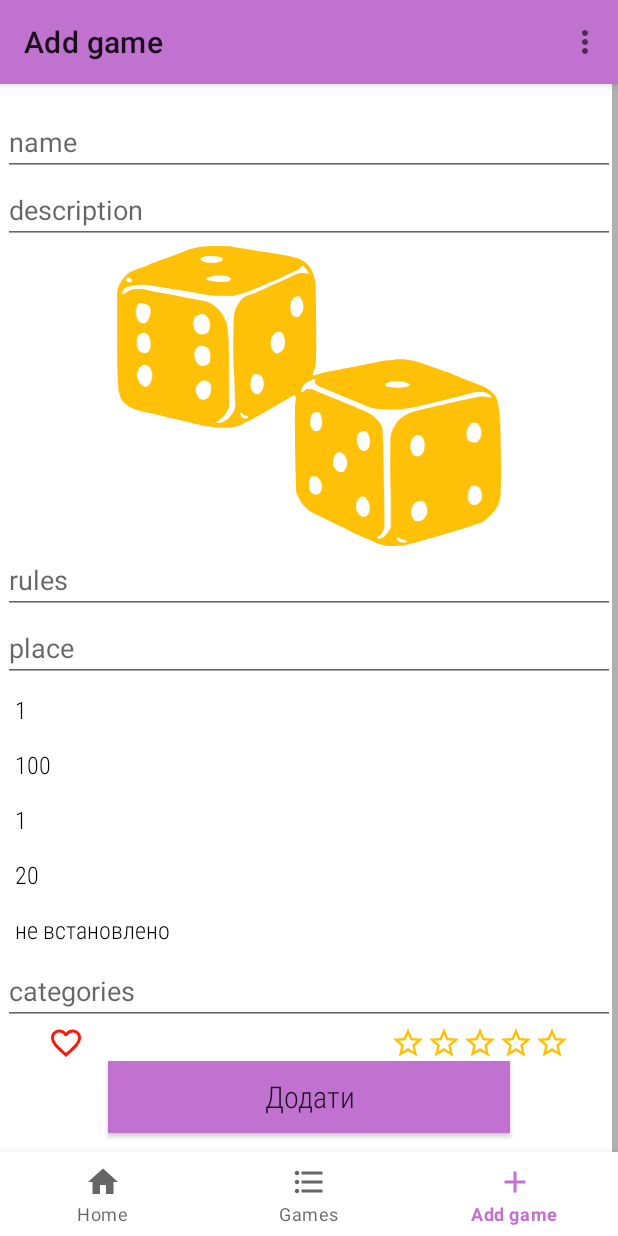
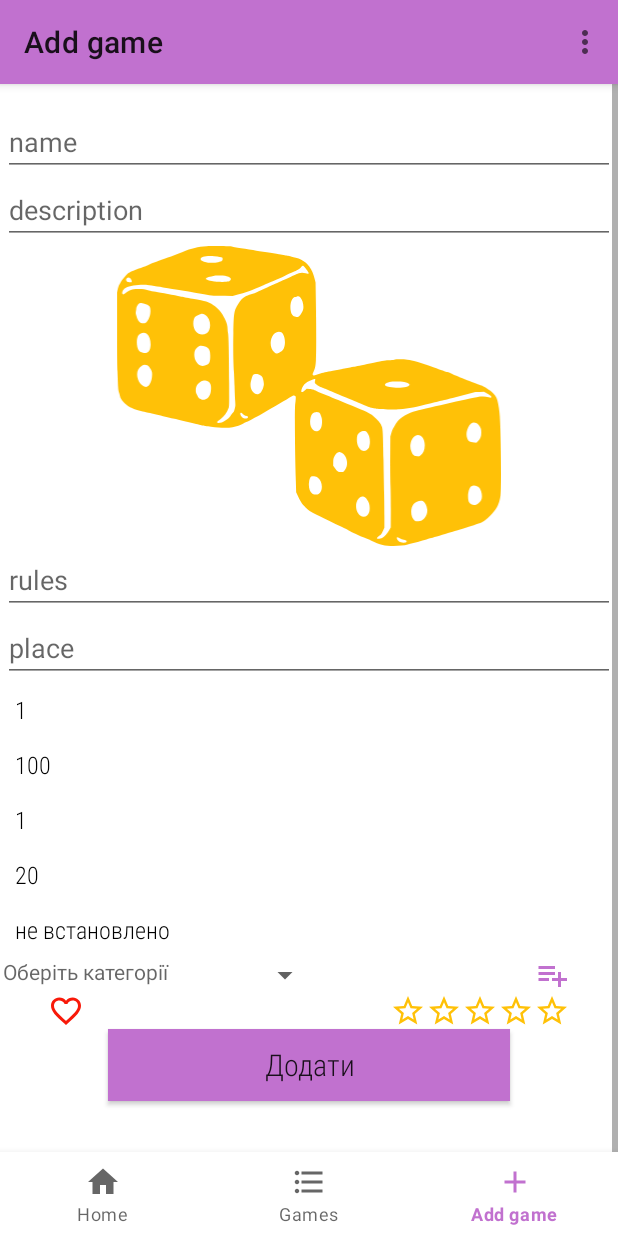
Before and after one commit to Irama03/MyBoardGames, an Android app: the screen it shows after launch (MainActivity), item 3 of the bottom bar chosen, on a phone screen of 412 x 824 dp. Run offline under Robolectric (Android 15) with nearby library versions, the phone set to English and light mode, and no system bars; our stand-ins replace navigation-ui; libraries missing offline, so code that uses them is left out: com.github.thunder413.datetimeutils; 12 statements that could not run were skipped.

Commit message:
Normal adding categories to games implemented. Start of implementing AddCategoryDialog

```diff
--- a/app/src/main/java/com/example/myboardgames/Game.java
+++ b/app/src/main/java/com/example/myboardgames/Game.java
@@ -223,7 +223,7 @@ public class Game implements Serializable {
                 "\nНайменша кількість гравців: "+ smallestQuantOfPlayers +
                 "\nНайбільша кількість гравців: "+ biggestQuantOfPlayers +
                 "\nПриблизний час гри: " + playingTime +
-                "\nКатегорії: " + categories + "\nКількість балів: " + quantOfPoints +
+                "\nКатегорії: " + getCategoriesToString() + "\nКількість балів: " + quantOfPoints +
                 "\nСкільки разів гру обирали: " + quantOfTimesBeingChosen +
                 "\nЧи є улюбленою: " + isFavorite +
                 "\nДата додання: " + (dateOfLastChoosing == null ? "no date" : DateTimeUtils.formatWithStyle(dateOfAdding, DateTimeStyle.LONG)) +
--- a/app/src/main/java/com/example/myboardgames/GamesProcessor.java
+++ b/app/src/main/java/com/example/myboardgames/GamesProcessor.java
@@ -1,25 +1,20 @@
 package com.example.myboardgames;
 
 import android.content.Context;
-import android.widget.ArrayAdapter;
 import android.widget.Toast;
 
 import com.github.thunder413.datetimeutils.DateTimeUnits;
 import com.github.thunder413.datetimeutils.DateTimeUtils;
 
 import java.util.ArrayList;
+import java.util.Arrays;
 import java.util.Comparator;
-import java.util.Date;
 import java.util.List;
 
 public class GamesProcessor {
 
     private static List<Game> games;
     private static List<String> categories;
-
-    public GamesProcessor(){
-        //games = new ArrayList<Game>();
-    }
 
     public static List<Game> getGames() {
         return games;
@@ -33,15 +28,13 @@ public class GamesProcessor {
         return games != null;
     }
 
+    public static boolean categoriesAreLoaded(){
+        return categories != null;
+    }
+
     public static void loadGames(Context context){
-        games = JSONHelper.importFromJSON(context);
+        games = JSONHelper.importGamesFromJSON(context);
         if(games != null){
-            //adapter = new ArrayAdapter<>(this, android.R.layout.simple_list_item_1, games);
-            //listView.setAdapter(adapter);
-            //TODO: write normal solution of categories
-            categories = new ArrayList<>();
-            categories.add(games.get(0).getCategories().get(0));
-            categories.add(games.get(1).getCategories().get(0));
             Toast.makeText(context, "Дані відновлено", Toast.LENGTH_LONG).show();
         }
         else{
@@ -49,8 +42,25 @@ public class GamesProcessor {
         }
     }
 
+    public static void loadCategories(Context context){
+        categories = JSONHelper.importCategoriesFromJSON(context);
+        if(categories != null){
+            Toast.makeText(context, "Категорії відновлено", Toast.LENGTH_LONG).show();
+            if (categories.size() == 0) {
+                categories.addAll(Arrays.asList(context.getResources().getStringArray(R.array.start_categories)));
+                saveCategories(context);
+            }
+        }
+        else{
+            categories = new ArrayList<>();
+            categories.addAll(Arrays.asList(context.getResources().getStringArray(R.array.start_categories)));
+            saveCategories(context);
+            Toast.makeText(context, "Встановлено дефолтні категорії", Toast.LENGTH_LONG).show();
+        }
+    }
+
     public static boolean saveGames(Context context){
-        boolean result = JSONHelper.exportToJSON(context, GamesProcessor.getGames());
+        boolean result = JSONHelper.exportGamesToJSON(context, getGames());
         if(result){
             Toast.makeText(context, "Дані збережено", Toast.LENGTH_LONG).show();
             return true;
@@ -59,6 +69,13 @@ public class GamesProcessor {
             Toast.makeText(context, "Не вдалося зберегти дані", Toast.LENGTH_LONG).show();
             return false;
         }
+    }
+
+    public static void saveCategories(Context context){
+        boolean result = JSONHelper.exportCategoriesToJSON(context, getCategories());
+        if(result)
+            Toast.makeText(context, "Категорії збережено", Toast.LENGTH_LONG).show();
+        else Toast.makeText(context, "Не вдалося зберегти категорії", Toast.LENGTH_LONG).show();
     }
 
     public static void sortGames(List<Game> games, SortType type) {
--- a/app/src/main/java/com/example/myboardgames/JSONHelper.java
+++ b/app/src/main/java/com/example/myboardgames/JSONHelper.java
@@ -10,20 +10,18 @@ import java.util.List;
 
 public class JSONHelper {
 
-    //private static final String FILE_NAME = "data.json";
-    private static final String FILE_NAME = "games.json";
+    /*private static final String FILE_GAMES_NAME = "games.json";
+    private static final String FILE_CATEGORIES_NAME = "categories.json";
 
-    public static boolean exportToJSON(Context context, List<Game> dataList) {
-
+    private static boolean exportObjectsToJSON(Context context, List<Object> dataList, GameItems dataItems, String fileName) {
         Gson gson = new Gson();
-        DataItems dataItems = new DataItems();
-        dataItems.setGames(dataList);
+        dataItems.setItems(dataList);
         String jsonString = gson.toJson(dataItems);
 
         FileOutputStream fileOutputStream = null;
 
         try {
-            fileOutputStream = context.openFileOutput(FILE_NAME, Context.MODE_PRIVATE);
+            fileOutputStream = context.openFileOutput(fileName, Context.MODE_PRIVATE);
             fileOutputStream.write(jsonString.getBytes());
             return true;
         } catch (Exception e) {
@@ -41,41 +39,222 @@ public class JSONHelper {
         return false;
     }
 
-    public static List<Game> importFromJSON(Context context) {
+    public static boolean exportGamesToJSON(Context context, List<Game> gamesList) {
+        GameItems<Game> dataItems = new GameItems();
+        return exportObjectsToJSON(context, Collections.singletonList(gamesList), dataItems, FILE_GAMES_NAME);
+    }
 
+    public static boolean exportCategoriesToJSON(Context context, List<String> categoriesList) {
+        GameItems<String> dataItems = new CategoryItems();
+        return exportObjectsToJSON(context, Collections.singletonList(categoriesList), dataItems, FILE_CATEGORIES_NAME);
+    }
+
+    private static void inFinally(InputStreamReader streamReader, FileInputStream fileInputStream) {
+        if (streamReader != null) {
+            try {
+                streamReader.close();
+            } catch (IOException e) {
+                e.printStackTrace();
+            }
+        }
+        if (fileInputStream != null) {
+            try {
+                fileInputStream.close();
+            } catch (IOException e) {
+                e.printStackTrace();
+            }
+        }
+    }
+
+    public static List<Game> importGamesFromJSON(Context context) {
+        //return importObjectsFromJSON(context, FILE_GAMES_NAME).getItems();
         InputStreamReader streamReader = null;
         FileInputStream fileInputStream = null;
         try{
-            fileInputStream = context.openFileInput(FILE_NAME);
+            fileInputStream = context.openFileInput(FILE_GAMES_NAME);
             streamReader = new InputStreamReader(fileInputStream);
             Gson gson = new Gson();
-            DataItems dataItems = gson.fromJson(streamReader, DataItems.class);
-            return  dataItems.getGames();
+            //return gson.fromJson(streamReader, GameItems.class).getItems();
+            GameItems<Game> dataItems = gson.fromJson(streamReader, GameItems.class);
+            return dataItems.getItems();
         }
         catch (IOException ex){
             ex.printStackTrace();
         }
         finally {
-            if (streamReader != null) {
+            inFinally(streamReader, fileInputStream);
+        }
+        return null;
+    }
+
+    public static List<String> importCategoriesFromJSON(Context context) {
+        //return importObjectsFromJSON(context, FILE_CATEGORIES_NAME).getItems();
+        InputStreamReader streamReader = null;
+        FileInputStream fileInputStream = null;
+        try{
+            fileInputStream = context.openFileInput(FILE_CATEGORIES_NAME);
+            streamReader = new InputStreamReader(fileInputStream);
+            Gson gson = new Gson();
+            //return gson.fromJson(streamReader, GameItems.class);
+            GameItems<String> dataItems = gson.fromJson(streamReader, CategoryItems.class);
+            return dataItems.getItems();
+        }
+        catch (IOException ex){
+            ex.printStackTrace();
+        }
+        finally {
+            inFinally(streamReader, fileInputStream);
+        }
+        return null;
+    }
+
+    private interface GameItems<O> {
+        List<O> getItems();
+        void setItems(List<O> items);
+    }
+
+    private static class GameItems implements GameItems<Game> {
+        private List<Game> games;
+
+        @Override
+        public List<Game> getItems() {
+            return games;
+        }
+
+        @Override
+        public void setItems(List<Game> items) {
+            this.games = items;
+        }
+    }
+
+    private static class CategoryItems implements GameItems<String> {
+        private List<String> categories;
+
+        @Override
+        public List<String> getItems() {
+            return categories;
+        }
+
+        @Override
+        public void setItems(List<String> items) {
+            this.categories = items;
+        }
+    }*/
+
+    private static final String FILE_GAMES_NAME = "games.json";
+    private static final String FILE_CATEGORIES_NAME = "categories.json";
+
+    private static void inFinally(InputStreamReader streamReader, FileInputStream fileInputStream) {
+        if (streamReader != null) {
+            try {
+                streamReader.close();
+            } catch (IOException e) {
+                e.printStackTrace();
+            }
+        }
+        if (fileInputStream != null) {
+            try {
+                fileInputStream.close();
+            } catch (IOException e) {
+                e.printStackTrace();
+            }
+        }
+    }
+
+    public static boolean exportGamesToJSON(Context context, List<Game> dataList) {
+        Gson gson = new Gson();
+        GameItems gameItems = new GameItems();
+        gameItems.setGames(dataList);
+        String jsonString = gson.toJson(gameItems);
+
+        FileOutputStream fileOutputStream = null;
+
+        try {
+            fileOutputStream = context.openFileOutput(FILE_GAMES_NAME, Context.MODE_PRIVATE);
+            fileOutputStream.write(jsonString.getBytes());
+            return true;
+        } catch (Exception e) {
+            e.printStackTrace();
+        } finally {
+            if (fileOutputStream != null) {
                 try {
-                    streamReader.close();
-                } catch (IOException e) {
-                    e.printStackTrace();
-                }
-            }
-            if (fileInputStream != null) {
-                try {
-                    fileInputStream.close();
+                    fileOutputStream.close();
                 } catch (IOException e) {
                     e.printStackTrace();
                 }
             }
         }
 
+        return false;
+    }
+
+    public static boolean exportCategoriesToJSON(Context context, List<String> dataList) {
+        Gson gson = new Gson();
+        CategoryItems categoryItems = new CategoryItems();
+        categoryItems.setCategories(dataList);
+        String jsonString = gson.toJson(categoryItems);
+
+        FileOutputStream fileOutputStream = null;
+
+        try {
+            fileOutputStream = context.openFileOutput(FILE_CATEGORIES_NAME, Context.MODE_PRIVATE);
+            fileOutputStream.write(jsonString.getBytes());
+            return true;
+        } catch (Exception e) {
+            e.printStackTrace();
+        } finally {
+            if (fileOutputStream != null) {
+                try {
+                    fileOutputStream.close();
+                } catch (IOException e) {
+                    e.printStackTrace();
+                }
+            }
+        }
+
+        return false;
+    }
+
+    public static List<Game> importGamesFromJSON(Context context) {
+        InputStreamReader streamReader = null;
+        FileInputStream fileInputStream = null;
+        try{
+            fileInputStream = context.openFileInput(FILE_GAMES_NAME);
+            streamReader = new InputStreamReader(fileInputStream);
+            Gson gson = new Gson();
+            GameItems gameItems = gson.fromJson(streamReader, GameItems.class);
+            return gameItems.getGames();
+        }
+        catch (IOException ex){
+            ex.printStackTrace();
+        }
+        finally {
+            inFinally(streamReader, fileInputStream);
+        }
+
         return null;
     }
 
-    private static class DataItems {
+    public static List<String> importCategoriesFromJSON(Context context) {
+        InputStreamReader streamReader = null;
+        FileInputStream fileInputStream = null;
+        try{
+            fileInputStream = context.openFileInput(FILE_CATEGORIES_NAME);
+            streamReader = new InputStreamReader(fileInputStream);
+            Gson gson = new Gson();
+            CategoryItems categoryItems = gson.fromJson(streamReader, CategoryItems.class);
+            return categoryItems.getCategories();
+        }
+        catch (IOException ex){
+            ex.printStackTrace();
+        }
+        finally {
+            inFinally(streamReader, fileInputStream);
+        }
+        return null;
+    }
+
+    private static class GameItems {
         private List<Game> games;
 
         List<Game> getGames() {
@@ -85,4 +264,16 @@ public class JSONHelper {
             this.games = games;
         }
     }
+
+    private static class CategoryItems {
+        private List<String> categories;
+
+        public List<String> getCategories() {
+            return categories;
+        }
+
+        public void setCategories(List<String> categories) {
+            this.categories = categories;
+        }
+    }
 }
--- a/app/src/main/java/com/example/myboardgames/ui/addGame/AddGameFragment.java
+++ b/app/src/main/java/com/example/myboardgames/ui/addGame/AddGameFragment.java
@@ -1,5 +1,7 @@
 package com.example.myboardgames.ui.addGame;
 
+import android.app.AlertDialog;
+import android.content.DialogInterface;
 import android.content.Intent;
 import android.os.Bundle;
 import android.view.LayoutInflater;
@@ -10,6 +12,7 @@ import android.widget.EditText;
 import android.widget.ImageButton;
 import android.widget.ImageView;
 import android.widget.Spinner;
+import android.widget.TextView;
 import android.widget.Toast;
 
 import androidx.annotation.ArrayRes;
@@ -22,7 +25,9 @@ import com.example.myboardgames.GamesProcessor;
 import com.example.myboardgames.R;
 import com.example.myboardgames.Utils;
 
+import java.util.ArrayList;
 import java.util.Arrays;
+import java.util.Collections;
 import java.util.List;
 
 public class AddGameFragment extends Fragment {
@@ -30,10 +35,14 @@ public class AddGameFragment extends Fragment {
     private EditText nameText, descriptionText, photoPathText, rulesText, placeText;
     private Spinner smallestAgeSp, biggestAgeSp, smallestQuantOfPlayersSp;
     private Spinner biggestQuantOfPlayersSp, playingTimeSp;
-    private EditText categoriesText;
     private ImageView imageView;
-    private ImageButton ibStar1, ibStar2, ibStar3, ibStar4, ibStar5, favoriteButton;
+    private ImageButton ibStar1, ibStar2, ibStar3, ibStar4, ibStar5;
+    private ImageButton favoriteButton, addCategoryButton;
     private ImageButton[] stars = new ImageButton[5];
+    private TextView categoriesText;
+    private boolean[] selectedCategories;
+    private ArrayList<Integer> categoriesList;
+    private String[] categories;
     public static final int PICK_IMAGE = 1;
     private boolean isFavorite = false;
     private int quantOfPoints = 0;
@@ -70,7 +79,10 @@ public class AddGameFragment extends Fragment {
         initSpinner(R.array.quantOfPlayers, biggestQuantOfPlayersSp, true);
         playingTimeSp = (Spinner)(view.findViewById(R.id.playingTimeSp));
         initSpinner(R.array.time, playingTimeSp, false);
-        categoriesText = (EditText)(view.findViewById(R.id.categoriesText));
+        categoriesText = (TextView)(view.findViewById(R.id.categoriesText));
+        //ButtonsActions.initMultiSpinner(categoriesList, categories, selectedCategories);
+        initMultiSpinner();
+        ButtonsActions.setCategoriesListener(categoriesText, getActivity(), categoriesList, categories, selectedCategories);
 
         ibStar1 = (ImageButton)(view.findViewById(R.id.ibStar1));
         ibStar2 = (ImageButton)(view.findViewById(R.id.ibStar2));
@@ -106,6 +118,14 @@ public class AddGameFragment extends Fragment {
                 }
             });
         }
+
+        addCategoryButton = (ImageButton)(view.findViewById(R.id.addCategoryButton));
+        addCategoryButton.setOnClickListener(new View.OnClickListener() {
+            @Override
+            public void onClick(View view) {
+
+            }
+        });
 
         favoriteButton = (ImageButton)(view.findViewById(R.id.favoriteButton));
         favoriteButton.setOnClickListener(new View.OnClickListener() {
@@ -165,12 +185,20 @@ public class AddGameFragment extends Fragment {
         if (setMaxSelection) spinner.setSelection(arr.length - 1);
     }
 
+    /**
+     * method is used to initialise multispinner
+     */
+    private void initMultiSpinner() {
+        categoriesList = new ArrayList<>();
+        List<String> listCategories = GamesProcessor.getCategories();
+        categories = listCategories.toArray(new String[0]);
+        selectedCategories = new boolean[categories.length];
+    }
+
     private void addGame(){
         String name = nameText.getText().toString();
         String description = descriptionText.getText().toString();
         String photoPath = photoPathText.getText().toString();
-        //For clearing!
-        Toast.makeText(getActivity(), "photo path of cubiki: " + photoPath, Toast.LENGTH_LONG).show();
         String rules = rulesText.getText().toString();
         String place = placeText.getText().toString();
         //int smallestAge = Integer.parseInt(smallestAgeText.getText().toString());
@@ -180,7 +208,7 @@ public class AddGameFragment extends Fragment {
         int biggestQuantOfPlayers = Integer.parseInt((String)biggestQuantOfPlayersSp.getSelectedItem());
         String playingTime = (String)playingTimeSp.getSelectedItem();
         //ArrayList<String> categories = (ArrayList<String>) (Arrays.asList(categoriesText.getText().toString().split(", ")));
-        List<String> categories = Arrays.asList(categoriesText.getText().toString().split(", "));
+        List<String> categories = Arrays.asList(categoriesText.getText().toString().split("\\s*,\\s*"));
         //int quantOfPoints = Integer.parseInt(quantOfPointsText.getText().toString());
         int quantOfTimesBeingChosen = 0;
         //boolean isFavorite = Boolean.parseBoolean(isFavoriteText.getText().toString());
@@ -210,6 +238,8 @@ public class AddGameFragment extends Fragment {
         biggestQuantOfPlayersSp.setSelection(0);
         playingTimeSp.setSelection(0);
         categoriesText.setText("");
+        //ButtonsActions.initMultiSpinner(categoriesList, categories, selectedCategories);
+        initMultiSpinner();
         ButtonsActions.setDefaultStars(stars);
         favoriteButton.setImageResource(R.drawable.ic_baseline_favorite_border_24);
         isFavorite = false;
--- a/app/src/main/java/com/example/myboardgames/ui/games/GamesFragment.java
+++ b/app/src/main/java/com/example/myboardgames/ui/games/GamesFragment.java
@@ -27,6 +27,7 @@ import androidx.drawerlayout.widget.DrawerLayout;
 import androidx.fragment.app.Fragment;
 import androidx.recyclerview.widget.RecyclerView;
 
+import com.example.myboardgames.ButtonsActions;
 import com.example.myboardgames.Game;
 import com.example.myboardgames.GamesProcessor;
 import com.example.myboardgames.R;
@@ -156,16 +157,6 @@ public class GamesFragment extends Fragment { // implements AdapterInterface {
         adapter.notifyDataSetChanged();
     }
 
-    /**
-     * method is used to hide keyboard
-     */
-    private void hideKeyboard() {
-        View view = getActivity().getCurrentFocus();
-        if (view != null) {
-            InputMethodManager inputMethodManager = (InputMethodManager) getActivity().getSystemService(Context.INPUT_METHOD_SERVICE);
-            inputMethodManager.hideSoftInputFromWindow(view.getWindowToken(), 0);
-        }
-    }
 
     private void init() {
         drawerLayout = view.findViewById(R.id.filter_drawer_layout);
@@ -205,7 +196,7 @@ public class GamesFragment extends Fragment { // implements AdapterInterface {
                     sortSpinner.setEnabled(true);
                     filterOrRecommend(true);
                 }
-                hideKeyboard();
+                ButtonsActions.hideKeyboard(getActivity());
                 drawerLayout.openDrawer(Gravity.LEFT);
             }
         });
@@ -220,7 +211,7 @@ public class GamesFragment extends Fragment { // implements AdapterInterface {
                     sortSpinner.setEnabled(false);
                     filterOrRecommend(true);
                 }
-                hideKeyboard();
+                ButtonsActions.hideKeyboard(getActivity());
                 drawerLayout.openDrawer(Gravity.LEFT);
             }
         });
@@ -242,7 +233,7 @@ public class GamesFragment extends Fragment { // implements AdapterInterface {
 
             @Override
             public boolean onTouch(View v, MotionEvent event) {
-                hideKeyboard();
+                ButtonsActions.hideKeyboard(getActivity());
                 return false;
             }
         });
@@ -291,7 +282,10 @@ public class GamesFragment extends Fragment { // implements AdapterInterface {
         selectedFilterItems.put(SpinnerName.BIGGEST_QUANT_OF_PLAYERS, (String)biggestQuantOfPlayersSpF.getSelectedItem());
         selectedFilterItems.put(SpinnerName.PLAYING_TIME, (String)playingTimeSpF.getSelectedItem());
 
-        String[] categories = {"funny", "other"};
+        if (!GamesProcessor.categoriesAreLoaded())
+            GamesProcessor.loadCategories(getActivity());
+        //games = GamesProcessor.getGames();
+        //String[] categories = {"funny", "other"};
         String[] points = getResources().getStringArray(R.array.points);
         String[] favorites = getResources().getStringArray(R.array.favorite);
 
@@ -301,8 +295,8 @@ public class GamesFragment extends Fragment { // implements AdapterInterface {
         String pointsLabel = getResources().getString(R.string.points_filter_label);
         String favoriteLabel = getResources().getString(R.string.favorite_filter_label);
 
-        //childData.put(categoryLabel, GamesProcessor.getCategories());
-        childData.put(categoryLabel, Arrays.asList(categories));
+        childData.put(categoryLabel, GamesProcessor.getCategories());
+        //childData.put(categoryLabel, Arrays.asList(categories));
         childData.put(pointsLabel, Arrays.asList(points));
         childData.put(favoriteLabel, Arrays.asList(favorites));
 
--- /dev/null
+++ b/app/src/main/res/drawable/ic_baseline_playlist_add_24.xml
@@ -0,0 +1,5 @@
+<vector android:autoMirrored="true" android:height="24dp"
+    android:tint="@color/purple_base" android:viewportHeight="24"
+    android:viewportWidth="24" android:width="24dp" xmlns:android="http://schemas.android.com/apk/res/android">
+    <path android:fillColor="@color/purple_base" android:pathData="M14,10H3v2h11V10zM14,6H3v2h11V6zM18,14v-4h-2v4h-4v2h4v4h2v-4h4v-2H18zM3,16h7v-2H3V16z"/>
+</vector>
--- a/app/src/main/res/layout/fragment_add_game.xml
+++ b/app/src/main/res/layout/fragment_add_game.xml
@@ -128,13 +128,24 @@
             app:layout_constraintLeft_toLeftOf="parent"
             app:layout_constraintBottom_toTopOf="@id/categoriesText"
             app:layout_constraintTop_toBottomOf="@id/biggestQuantOfPlayersSp"/>
-        <EditText
+        <TextView
             android:id="@+id/categoriesText"
-            android:layout_width="0dp"
+            android:layout_width="wrap_content"
             android:layout_height="wrap_content"
-            android:hint="categories"
-            android:inputType="textMultiLine"
+            android:hint="@string/choose_categories"
+            android:drawableEnd="@drawable/ic_baseline_arrow_drop_down_24"
+            android:drawablePadding="5dp"
+            android:width="200dp"
             app:layout_constraintLeft_toLeftOf="parent"
+            app:layout_constraintBottom_toTopOf="@id/favoriteButton"
+            app:layout_constraintTop_toBottomOf="@id/playingTimeSp" />
+        <ImageButton
+            android:id="@+id/addCategoryButton"
+            android:layout_height="wrap_content"
+            android:layout_width="wrap_content"
+            android:src="@drawable/ic_baseline_playlist_add_24"
+            android:background="@android:color/transparent"
+            android:layout_marginEnd="30dp"
             app:layout_constraintRight_toRightOf="parent"
             app:layout_constraintBottom_toTopOf="@id/favoriteButton"
             app:layout_constraintTop_toBottomOf="@id/playingTimeSp" />
--- a/app/src/main/res/values/strings.xml
+++ b/app/src/main/res/values/strings.xml
@@ -101,6 +101,21 @@
         <item>5 год і більше</item>
     </string-array>
 
+    <string-array name="start_categories">
+        <item>загальна категорія</item>
+        <item>бродилки</item>
+        <item>в дорогу</item>
+        <item>гумористичні</item>
+        <item>економічні</item>
+        <item>карткові</item>
+        <item>командні</item>
+        <item>логічні</item>
+        <item>на удачу</item>
+        <item>розвиваючі</item>
+        <item>стратегії</item>
+        <item>творчі</item>
+    </string-array>
+
     <string name="title_activity_game_info">Game Info</string>
     <!--
     This string is used for square devices and overridden by hello_world in
@@ -110,4 +125,7 @@
     <string name="categories_filter_label">Категорії</string>
     <string name="points_filter_label">Бали</string>
     <string name="favorite_filter_label">Улюблені</string>
+    <string name="selectCategories">Оберіть категорії гри</string>
+    <string name="ok">OK</string>
+    <string name="choose_categories">Оберіть категорії</string>
 </resources>
```
Also changed, not shown: app/src/main/java/com/example/myboardgames/AddCategoryDialog.java (added, +79 -0 lines), app/src/main/java/com/example/myboardgames/ButtonsActions.java (+70 -0 lines), app/src/main/java/com/example/myboardgames/ui/GameInfoActivity.java (+28 -3 lines), app/src/main/res/layout/activity_game_info.xml (+6 -5 lines), app/src/main/res/layout/dialog_add_category.xml (added, +66 -0 lines).
